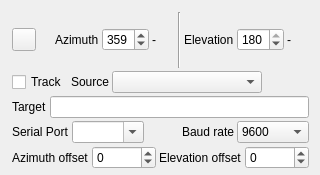
This is plugins/feature/gs232controller/gs232controllergui.ui in f4exb/sdrangel as Qt 5 draws it before an edit. The edited form follows.
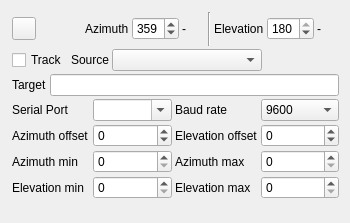
This is the edited form. Icons and pictures are not drawn. Custom widgets are drawn as their Qt base class.

Commit message: Add min and max limits for azimuth and elevation in GS-232 controller. Add satellite tracker support

What changed in the file:
```diff
--- a/plugins/feature/gs232controller/gs232controllergui.ui
+++ b/plugins/feature/gs232controller/gs232controllergui.ui
@@ -6,8 +6,8 @@
    <rect>
     <x>0</x>
     <y>0</y>
-    <width>320</width>
-    <height>175</height>
+    <width>350</width>
+    <height>223</height>
    </rect>
   </property>
   <property name="sizePolicy">
@@ -42,8 +42,8 @@
     <rect>
      <x>10</x>
      <y>10</y>
-     <width>301</width>
-     <height>161</height>
+     <width>331</width>
+     <height>191</height>
     </rect>
    </property>
    <property name="windowTitle">
@@ -248,45 +248,50 @@
      </layout>
     </item>
     <item>
-     <layout class="QHBoxLayout" name="serverLayout">
-      <item>
-       <widget class="QLabel" name="serialLabel">
-        <property name="text">
-         <string>Serial Port</string>
-        </property>
-       </widget>
-      </item>
-      <item>
-       <widget class="QComboBox" name="serialPort">
-        <property name="toolTip">
-         <string>Name of serial port to use to connect to the GS-232 controller</string>
-        </property>
-        <property name="editable">
-         <bool>true</bool>
-        </property>
-       </widget>
-      </item>
-      <item>
-       <spacer name="horizontalSpacer_3">
-        <property name="orientation">
-         <enum>Qt::Horizontal</enum>
-        </property>
-        <property name="sizeHint" stdset="0">
-         <size>
-          <width>40</width>
-          <height>20</height>
-         </size>
-        </property>
-       </spacer>
-      </item>
-      <item>
+     <layout class="QGridLayout" name="gridLayout">
+      <item row="0" column="2">
        <widget class="QLabel" name="baudRateLabel">
         <property name="text">
          <string>Baud rate</string>
         </property>
        </widget>
       </item>
-      <item>
+      <item row="3" column="1">
+       <widget class="QSpinBox" name="elevationMin">
+        <property name="maximum">
+         <number>180</number>
+        </property>
+       </widget>
+      </item>
+      <item row="3" column="0">
+       <widget class="QLabel" name="elevationMinLabel">
+        <property name="text">
+         <string>Elevation min</string>
+        </property>
+       </widget>
+      </item>
+      <item row="2" column="0">
+       <widget class="QLabel" name="azimuthMinLabel">
+        <property name="text">
+         <string>Azimuth min</string>
+        </property>
+       </widget>
+      </item>
+      <item row="3" column="2">
+       <widget class="QLabel" name="elevationMaxLabel">
+        <property name="text">
+         <string>Elevation max</string>
+        </property>
+       </widget>
+      </item>
+      <item row="3" column="3">
+       <widget class="QSpinBox" name="elevationMax">
+        <property name="maximum">
+         <number>180</number>
+        </property>
+       </widget>
+      </item>
+      <item row="0" column="3">
        <widget class="QComboBox" name="baudRate">
         <property name="toolTip">
          <string>Serial port baud rate for the GS-232 controller</string>
@@ -336,18 +341,52 @@
         </item>
        </widget>
       </item>
-     </layout>
-    </item>
-    <item>
-     <layout class="QHBoxLayout" name="horizontalLayout">
-      <item>
+      <item row="2" column="3">
+       <widget class="QSpinBox" name="azimuthMax">
+        <property name="maximum">
+         <number>450</number>
+        </property>
+       </widget>
+      </item>
+      <item row="2" column="1">
+       <widget class="QSpinBox" name="azimuthMin">
+        <property name="maximum">
+         <number>450</number>
+        </property>
+       </widget>
+      </item>
+      <item row="0" column="1">
+       <widget class="QComboBox" name="serialPort">
+        <property name="toolTip">
+         <string>Name of serial port to use to connect to the GS-232 controller</string>
+        </property>
+        <property name="editable">
+         <bool>true</bool>
+        </property>
+       </widget>
+      </item>
+      <item row="0" column="0">
+       <widget class="QLabel" name="serialLabel">
+        <property name="text">
+         <string>Serial Port</string>
+        </property>
+       </widget>
+      </item>
+      <item row="2" column="2">
+       <widget class="QLabel" name="azimuthMaxLabel">
+        <property name="text">
+         <string>Azimuth max</string>
+        </property>
+       </widget>
+      </item>
+      <item row="1" column="0">
        <widget class="QLabel" name="azimuthOffsetLabel">
         <property name="text">
          <string>Azimuth offset</string>
         </property>
        </widget>
       </item>
-      <item>
+      <item row="1" column="1">
        <widget class="QSpinBox" name="azimuthOffset">
         <property name="toolTip">
          <string>Specify an offset angel in degrees that will be added to the target azimuth to correct for misalignment</string>
@@ -360,14 +399,14 @@
         </property>
        </widget>
       </item>
-      <item>
+      <item row="1" column="2">
        <widget class="QLabel" name="elevationOffsetLabel">
         <property name="text">
          <string>Elevation offset</string>
         </property>
        </widget>
       </item>
-      <item>
+      <item row="1" column="3">
        <widget class="QSpinBox" name="elevationOffset">
         <property name="toolTip">
          <string>Specify an offset angle in degrees that will be added to the target elevation to correct for misalignment</string>
```
Left out of the diff: 4 changed lines with no effect on the pictures. The commit also changes 8 other files.
